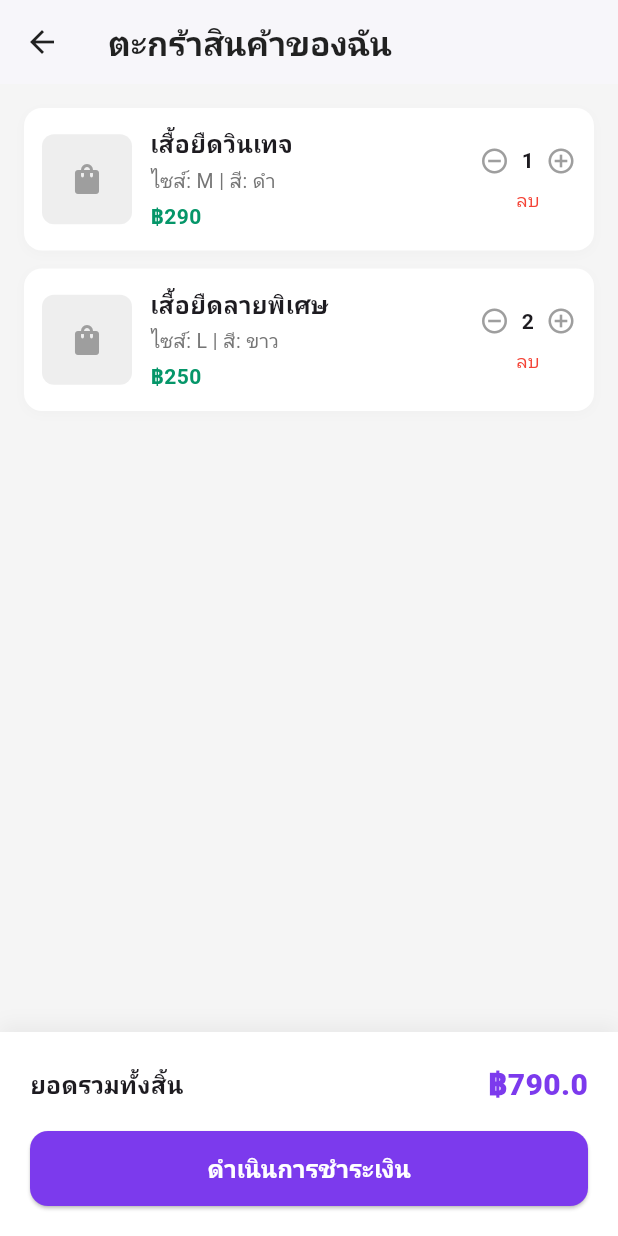
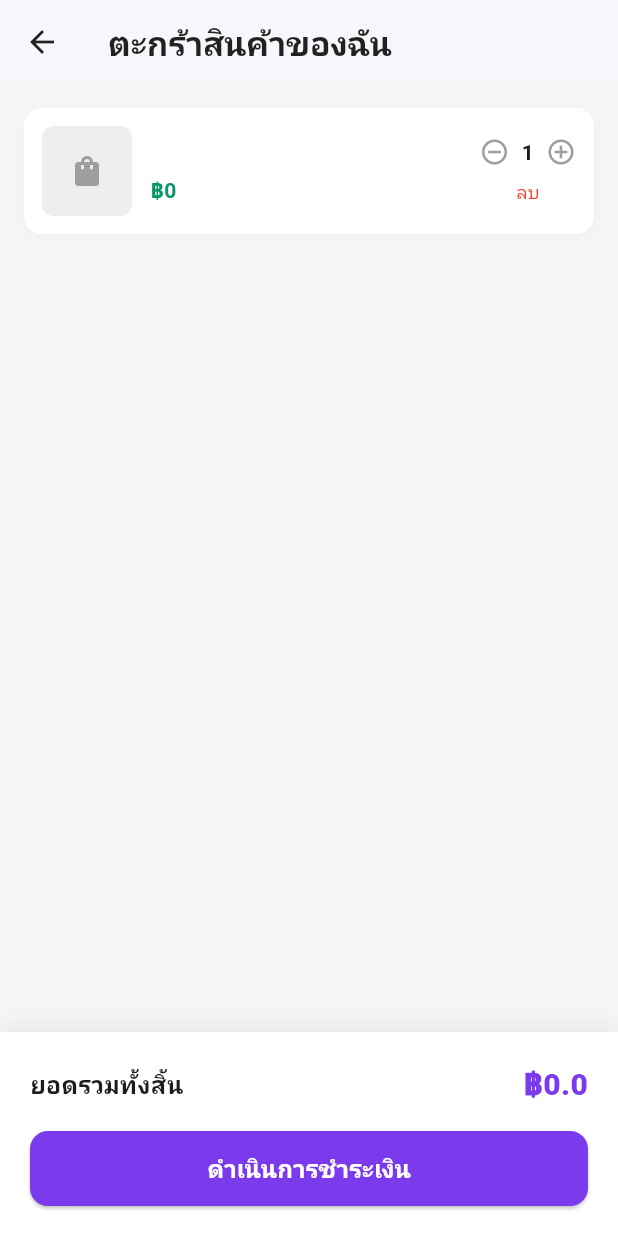
Before and after one commit to nikenarinee/micro-commerce-app, a Flutter app: the ProductDetailPage screen opened directly with empty values, after a tap on "ซื้อสินค้า", on a phone screen of 412 x 824 dp. Run offline on Flutter 3.47's test engine with Material 3 defaults, Android fonts, the phone set to English and light mode, and no system bars; our stand-ins replace flutter_svg, image_picker, supabase_flutter; accounts and stored records are empty.

Commit message:
แก้cart

```diff
--- a/lib/pages/cart_page.dart
+++ b/lib/pages/cart_page.dart
@@ -1,5 +1,6 @@
 import 'package:flutter/material.dart';
-import 'checkout_page.dart'; // เดี๋ยวเราจะสร้างหน้านี้ต่อครับ
+import 'checkout_page.dart';
+import 'cart_service.dart'; // นำเข้า CartService ตัวกลางของเรา
 
 class CartPage extends StatefulWidget {
   const CartPage({super.key});
@@ -9,30 +10,16 @@ class CartPage extends StatefulWidget {
 }
 
 class _CartPageState extends State<CartPage> {
-  // จำลองรายการสินค้าในตะกร้า (ในอนาคตสามารถเชื่อมฐานข้อมูลหรือ state management ได้)
-  final List<Map<String, dynamic>> _cartItems = [
-    {
-      'name': 'เสื้อยืดวินเทจ',
-      'price': 290,
-      'size': 'M',
-      'color': 'ดำ',
-      'quantity': 1,
-      'image_url': '',
-    },
-    {
-      'name': 'เสื้อยืดลายพิเศษ',
-      'price': 250,
-      'size': 'L',
-      'color': 'ขาว',
-      'quantity': 2,
-      'image_url': '',
-    },
-  ];
+  // ดึงรายการสินค้ามาจาก CartService โดยตรง
+  List<Map<String, dynamic>> get _cartItems => CartService().items;
 
   double get _totalPrice {
     double total = 0;
     for (var item in _cartItems) {
-      total += (item['price'] * item['quantity']);
+      // แปลง price และ quantity ให้เป็นตัวเลขชัวร์ๆ ป้องกัน Error ค่านิรนาม
+      double price = double.tryParse(item['price'].toString()) ?? 0;
+      int qty = int.tryParse(item['quantity'].toString()) ?? 1;
+      total += (price * qty);
     }
     return total;
   }
@@ -82,6 +69,7 @@ class _CartPageState extends State<CartPage> {
                         ),
                         child: Row(
                           children: [
+                            // แสดงรูปสินค้าจาก Supabase ถ้ามี
                             Container(
                               width: 60,
                               height: 60,
@@ -89,7 +77,17 @@ class _CartPageState extends State<CartPage> {
                                 color: Colors.grey[200],
                                 borderRadius: BorderRadius.circular(8),
                               ),
-                              child: const Icon(Icons.shopping_bag, color: Colors.grey),
+                              child: item['image_url'] != null && item['image_url'].toString().isNotEmpty
+                                  ? ClipRRect(
+                                      borderRadius: BorderRadius.circular(8),
+                                      child: Image.network(
+                                        item['image_url'],
+                                        fit: BoxFit.cover,
+                                        errorBuilder: (context, error, stackTrace) =>
+                                            const Icon(Icons.shopping_bag, color: Colors.grey),
+                                      ),
+                                    )
+                                  : const Icon(Icons.shopping_bag, color: Colors.grey),
                             ),
                             const SizedBox(width: 12),
                             Expanded(
@@ -97,13 +95,10 @@ class _CartPageState extends State<CartPage> {
                                 crossAxisAlignment: CrossAxisAlignment.start,
                                 children: [
                                   Text(
-                                    item['name'],
+                                    item['name'] ?? 'ไม่มีชื่อสินค้า',
                                     style: const TextStyle(fontWeight: FontWeight.bold, fontSize: 16),
-                                  ),
-                                  const SizedBox(height: 4),
-                                  Text(
-                                    'ไซส์: ${item['size']} | สี: ${item['color']}',
-                                    style: TextStyle(color: Colors.grey[600], fontSize: 13),
+                                    maxLines: 1,
+                                    overflow: TextOverflow.ellipsis,
                                   ),
                                   const SizedBox(height: 4),
                                   Text(
@@ -120,7 +115,9 @@ class _CartPageState extends State<CartPage> {
                                     InkWell(
                                       onTap: () {
                                         setState(() {
-                                          if (item['quantity'] > 1) item['quantity']--;
+                                          if (item['quantity'] > 1) {
+                                            item['quantity']--;
+                                          }
                                         });
                                       },
                                       child: const Icon(Icons.remove_circle_outline, size: 20, color: Colors.grey),
@@ -190,7 +187,7 @@ class _CartPageState extends State<CartPage> {
                             backgroundColor: const Color(0xFF7C3AED),
                             shape: RoundedRectangleBorder(borderRadius: BorderRadius.circular(12)),
                           ),
-                          onPressed: () {
+                          onPressed: _cartItems.isEmpty ? null : () {
                             Navigator.push(
                               context,
                               MaterialPageRoute(builder: (_) => const CheckoutPage()),
--- /dev/null
+++ b/lib/pages/cart_service.dart
@@ -0,0 +1,40 @@
+class CartService {
+  static final CartService _instance = CartService._internal();
+  factory CartService() => _instance;
+  CartService._internal();
+
+  final List<Map<String, dynamic>> items = [];
+
+  // เพิ่มแบบปกติ (จากหน้า Home)
+  void addItem(Map<String, dynamic> product) {
+    final existingIndex = items.indexWhere((item) => item['id'] == product['id']);
+    if (existingIndex >= 0) {
+      items[existingIndex]['quantity'] = (items[existingIndex]['quantity'] ?? 1) + 1;
+    } else {
+      final newItem = Map<String, dynamic>.from(product);
+      newItem['quantity'] = 1;
+      newItem['size'] = newItem['size'] ?? 'M';
+      newItem['color'] = newItem['color'] ?? 'ดำ';
+      items.add(newItem);
+    }
+  }
+
+  // เพิ่มแบบละเอียด (จากหน้า Detail ที่เลือกไซส์ สี และจำนวน)
+  void addItemWithDetails(Map<String, dynamic> product, String size, String color, int quantity) {
+    final existingIndex = items.indexWhere((item) =>
+      item['id'] == product['id'] &&
+      item['size'] == size &&
+      item['color'] == color
+    );
+
+    if (existingIndex >= 0) {
+      items[existingIndex]['quantity'] = (items[existingIndex]['quantity'] ?? 1) + quantity;
+    } else {
+      final newItem = Map<String, dynamic>.from(product);
+      newItem['size'] = size;
+      newItem['color'] = color;
+      newItem['quantity'] = quantity;
+      items.add(newItem);
+    }
+  }
+}
--- a/lib/pages/product_detail_page.dart
+++ b/lib/pages/product_detail_page.dart
@@ -1,5 +1,6 @@
 import 'package:flutter/material.dart';
-import 'cart_page.dart'; // เดี๋ยวเราจะสร้างตามมาครับ
+import 'cart_page.dart';
+import 'cart_service.dart'; // 1. นำเข้า CartService
 
 class ProductDetailPage extends StatefulWidget {
   final Map<String, dynamic> product;
@@ -152,8 +153,16 @@ class _ProductDetailPageState extends State<ProductDetailPage> {
                       shape: RoundedRectangleBorder(borderRadius: BorderRadius.circular(12)),
                     ),
                     onPressed: () {
+                      // 2. บันทึกสินค้าพร้อมไซส์ สี และจำนวนลงตะกร้า
+                      final cartItem = Map<String, dynamic>.from(widget.product);
+                      cartItem['size'] = _selectedSize;
+                      cartItem['color'] = _selectedColor;
+                      cartItem['quantity'] = _quantity;
+
+                      CartService().addItemWithDetails(cartItem, _selectedSize, _selectedColor, _quantity);
+
                       ScaffoldMessenger.of(context).showSnackBar(
-                        const SnackBar(content: Text('เพิ่มลงตะกร้าสินค้าแล้ว!')),
+                        SnackBar(content: Text('เพิ่ม "${product['name']}" ลงตะกร้าแล้ว!')),
                       );
                     },
                     child: const Text('เพิ่มลงตะกร้า', style: TextStyle(color: Color(0xFF7C3AED), fontWeight: FontWeight.bold, fontSize: 16)),
@@ -168,7 +177,14 @@ class _ProductDetailPageState extends State<ProductDetailPage> {
                       shape: RoundedRectangleBorder(borderRadius: BorderRadius.circular(12)),
                     ),
                     onPressed: () {
-                      // กดซื้อทันที พาไปหน้าตะกร้าหรือชำระเงิน
+                      // กดซื้อทันที: บันทึกลงตะกร้าก่อนแล้วพาไปหน้าตะกร้า
+                      final cartItem = Map<String, dynamic>.from(widget.product);
+                      cartItem['size'] = _selectedSize;
+                      cartItem['color'] = _selectedColor;
+                      cartItem['quantity'] = _quantity;
+
+                      CartService().addItemWithDetails(cartItem, _selectedSize, _selectedColor, _quantity);
+
                       Navigator.push(
                         context,
                         MaterialPageRoute(builder: (_) => const CartPage()),
--- a/pubspec.yaml
+++ b/pubspec.yaml
@@ -13,6 +13,7 @@ dependencies:
   supabase_flutter: ^2.8.0
   image_picker: ^1.1.2
   cupertino_icons: ^1.0.8
+  flutter_svg: ^2.3.0
 
 dev_dependencies:
   flutter_test:
```
Also changed, not shown: lib/pages/admin_page.dart (+16 -8 lines), lib/pages/checkout_page.dart (+73 -17 lines), lib/pages/home_page.dart (+27 -9 lines), pubspec.lock.
